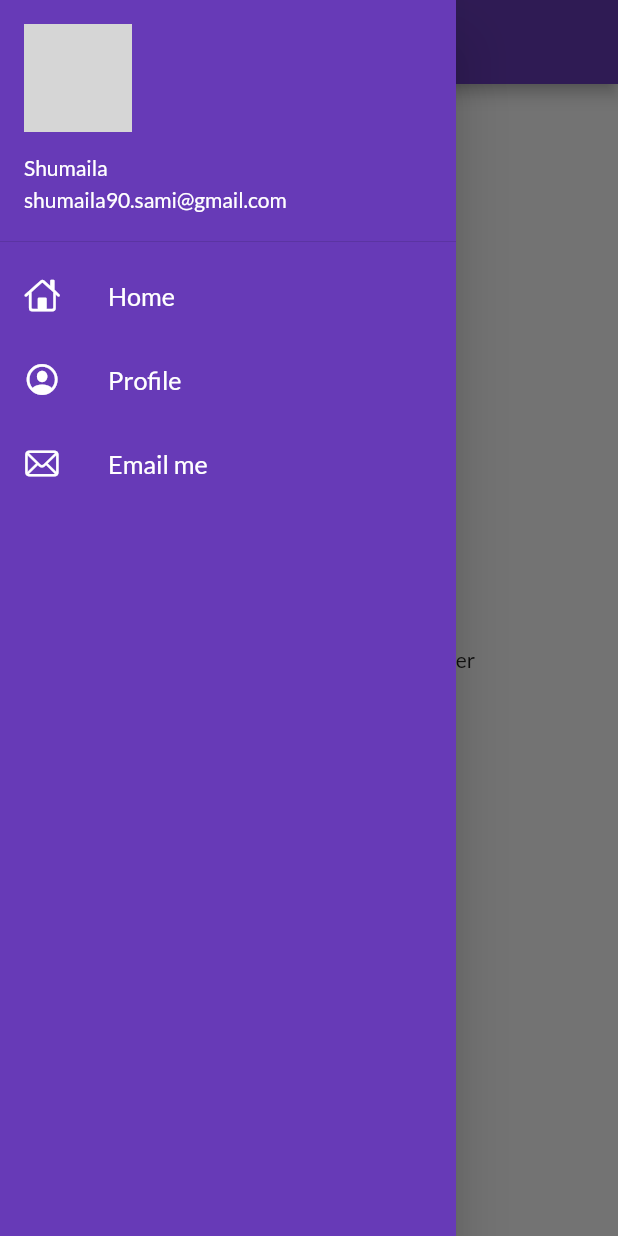
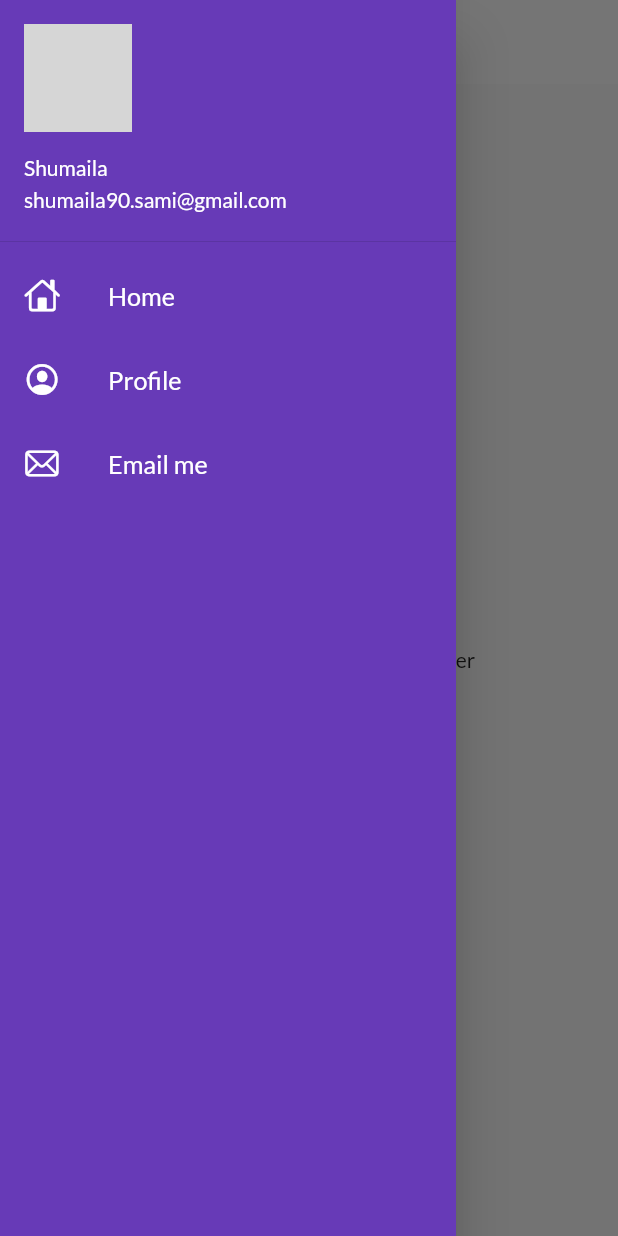
Before and after one commit to shumailaSami/Flutter_Catalog_App, a Flutter app: the screen it shows after launch, with the side drawer open, on a phone screen of 412 x 824 dp. Run offline on Flutter 3.47's test engine with Material 2 defaults, Android fonts, the phone set to English and light mode, and no system bars; our stand-ins replace google_fonts; network calls fail; grey boxes are pictures that could not be loaded.

Commit message:
themes extracted

```diff
--- a/lib/main.dart
+++ b/lib/main.dart
@@ -1,6 +1,7 @@
 import 'package:flutter/material.dart';
 import 'package:flutter_catalog/pages/login_page.dart';
 import 'package:flutter_catalog/utils/routes.dart';
+import 'package:flutter_catalog/widgets/themes.dart';
 import 'package:google_fonts/google_fonts.dart';
 import 'pages/home_page.dart';
 
@@ -15,13 +16,8 @@ class MyApp extends StatelessWidget {
   Widget build(BuildContext context) {
     return MaterialApp(
       themeMode: ThemeMode.light,
-      theme: ThemeData(
-        primarySwatch: Colors.deepPurple,
-        fontFamily: GoogleFonts.lato().fontFamily,
-      ),
-      darkTheme: ThemeData(
-        brightness: Brightness.dark,
-      ),
+      theme: MyTheme.lightTheme(context),
+      darkTheme: MyTheme.darkTheme(context),
       debugShowCheckedModeBanner: false,
       initialRoute: MyRoutes.homeRoute,
       routes: {
--- a/lib/pages/home_page.dart
+++ b/lib/pages/home_page.dart
@@ -11,8 +11,9 @@ class HomePage extends StatelessWidget {
   Widget build(BuildContext context) {
     return Scaffold(
       appBar: AppBar(
-        title: Text("Catalog App"),
-      ),
+        title: Text(
+          "Catalog App"),
+        ),
       body: Center(
         child: Container(
           child: Text("Welcome to $days days of flutter $name"),
--- a/lib/widgets/drawer.dart
+++ b/lib/widgets/drawer.dart
@@ -6,8 +6,7 @@ class MyDrawer extends StatelessWidget {
 
   @override
   Widget build(BuildContext context) {
-    final imageUrl =
-        "https://www.google.com/imgres?imgurl=https%3A%2F%2Fpbs.twimg.com%2Fprofile_images%2F1336793336632516609%2FVxXVwrc8_400x400.jpg&imgrefurl=https%3A%2F%2Ftwitter.com%2Fshumailaishrat2&tbnid=4NPuLJQljjsV4M&vet=12ahUKEwjp1sbDsZr1AhWtxHMBHS7BCZoQMygGegQIARAs..i&docid=iuy6fHsTu9rxWM&w=400&h=400&itg=1&q=shumaila%20sami&ved=2ahUKEwjp1sbDsZr1AhWtxHMBHS7BCZoQMygGegQIARAs";
+    final imageUrl = 'http://tineye.com/images/widgets/mona.jpg';
     return Drawer(
       child: Container(
         color: Colors.deepPurple,
@@ -22,6 +21,8 @@ class MyDrawer extends StatelessWidget {
                 accountEmail: Text("shumaila90.sami@gmail.com"),
                 //currentAccountPicture: Image.network(imageUrl),
                 currentAccountPicture: CircleAvatar(
+                  //radius: 50.0,
+                  //backgroundColor: const Color(0xFF778899),
                   backgroundImage: NetworkImage(imageUrl),
                 ),
               ),
--- /dev/null
+++ b/lib/widgets/themes.dart
@@ -0,0 +1,18 @@
+import 'package:flutter/material.dart';
+import 'package:google_fonts/google_fonts.dart';
+
+class MyTheme {
+  static ThemeData lightTheme(BuildContext context) => ThemeData(
+      primarySwatch: Colors.deepPurple,
+      fontFamily: GoogleFonts.lato().fontFamily,
+      appBarTheme: AppBarTheme(
+        color: Colors.white,
+        elevation: 0.0,
+        iconTheme: IconThemeData(color: Colors.black),
+        textTheme: Theme.of(context).textTheme,
+      ));
+
+  static ThemeData darkTheme(BuildContext context) => ThemeData(
+        brightness: Brightness.dark,
+      );
+}
```
